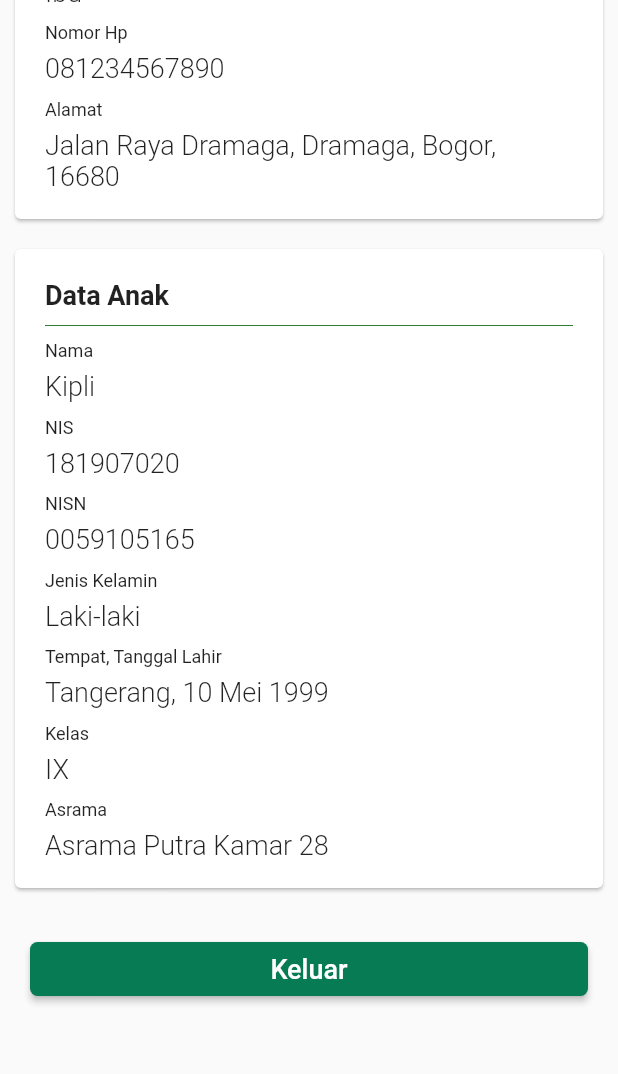
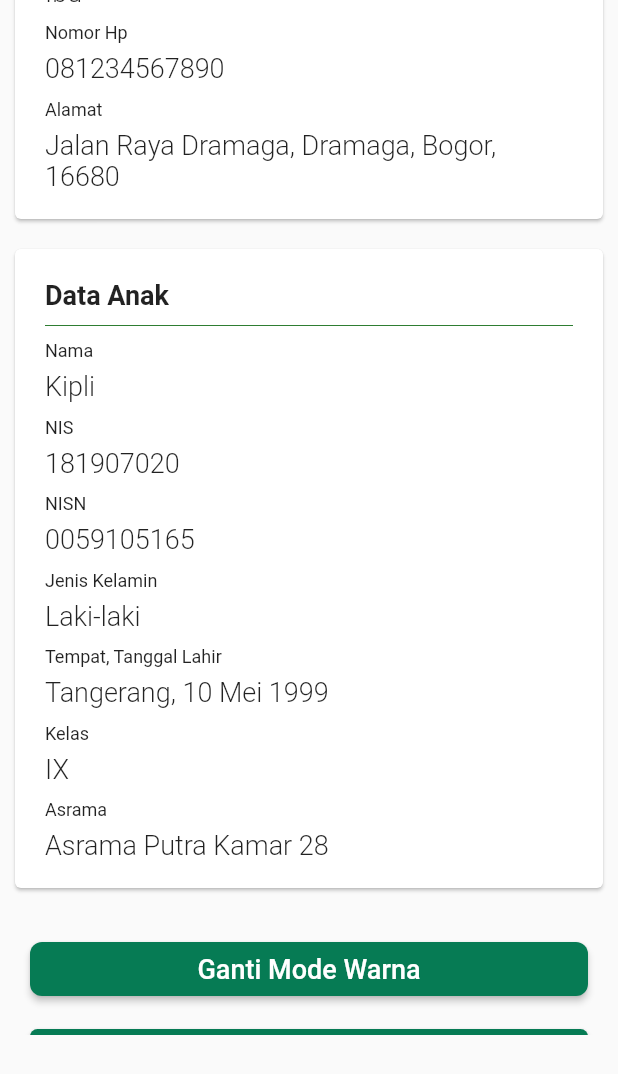
Before and after one commit to friskameilani/SCB-for-Parents, a Flutter app: the Profil screen opened directly, scrolled down 158 dp, on a phone screen of 412 x 824 dp. Shown: the top 1074 px of the screen. Run offline on Flutter 3.47's test engine with Material 2 defaults, Android fonts, the phone set to English and light mode, and no system bars; our stand-ins replace carousel_pro, shared_preferences; accounts and stored records are empty; network calls fail.

Commit message:
added dark mode for fun

```diff
--- /dev/null
+++ b/lib/class/darkmode.dart
@@ -0,0 +1,29 @@
+import 'package:flutter/material.dart';
+import 'package:shared_preferences/shared_preferences.dart';
+
+class DarkThemePreference {
+  static const THEME_STATUS = "THEMESTATUS";
+
+  setDarkTheme(bool value) async {
+    SharedPreferences prefs = await SharedPreferences.getInstance();
+    prefs.setBool(THEME_STATUS, value);
+  }
+
+  Future<bool> getTheme() async {
+    SharedPreferences prefs = await SharedPreferences.getInstance();
+    return prefs.getBool(THEME_STATUS) ?? false;
+  }
+}
+
+class DarkThemeProvider with ChangeNotifier {
+  DarkThemePreference darkThemePreference = DarkThemePreference();
+  bool _darkTheme = false;
+
+  bool get darkTheme => _darkTheme;
+
+  set darkTheme(bool value) {
+    _darkTheme = value;
+    darkThemePreference.setDarkTheme(value);
+    notifyListeners();
+  }
+}
--- a/lib/views/profil.dart
+++ b/lib/views/profil.dart
@@ -1,4 +1,6 @@
 import 'package:flutter/material.dart';
+import 'package:provider/provider.dart';
+import 'package:scbforparents/class/darkmode.dart';
 
 class Profil extends StatefulWidget {
   @override
@@ -16,6 +18,9 @@ class _ProfilState extends State<Profil> {
 
   @override
   Widget build(BuildContext context) {
+    final themeChange = Provider.of<DarkThemeProvider>(context);
+    themeChange.darkTheme;
+
     return Scaffold(
         body: Container(
       height: 690.0,
@@ -74,7 +79,28 @@ class _ProfilState extends State<Profil> {
                       ),
                     ]))),
         Container(
-          padding: EdgeInsets.fromLTRB(20.0, 20.0, 20.0, 20.0),
+          padding: EdgeInsets.fromLTRB(20.0, 20.0, 20.0, 0.0),
+          child: RaisedButton(
+            onPressed: () {
+              if (themeChange.darkTheme == true) {
+                themeChange.darkTheme = false;
+              } else if (themeChange.darkTheme == false) {
+                themeChange.darkTheme = true;
+              }
+            },
+            color: scbgreen,
+            textColor: Colors.white,
+            child: Text(
+              'Ganti Mode Warna',
+              style: TextStyle(fontSize: 18),
+            ),
+            shape: RoundedRectangleBorder(
+              borderRadius: new BorderRadius.circular(8.0),
+            ),
+          ),
+        ),
+        Container(
+          padding: EdgeInsets.fromLTRB(20.0, 10.0, 20.0, 20.0),
           child: RaisedButton(
             shape: RoundedRectangleBorder(
               borderRadius: new BorderRadius.circular(5.0),
@@ -86,8 +112,8 @@ class _ProfilState extends State<Profil> {
             color: scbgreen,
             child: Text(
               'Keluar',
-              style: TextStyle(
-                  fontSize: 18),),
+              style: TextStyle(fontSize: 18),
+            ),
           ),
         ),
       ]),
--- a/pubspec.yaml
+++ b/pubspec.yaml
@@ -21,6 +21,8 @@ dependencies:
     sdk: flutter
   shared_preferences: ^0.5.7
   http: ^0.12.1
+  provider: ^4.1.2
+
 
 
   # The following adds the Cupertino Icons font to your application.
```
Also changed, not shown: lib/class/themedata.dart (added, +37 -0 lines), lib/main.dart (+48 -3 lines), lib/views/beranda.dart (+5 -9 lines), 1 other file.
